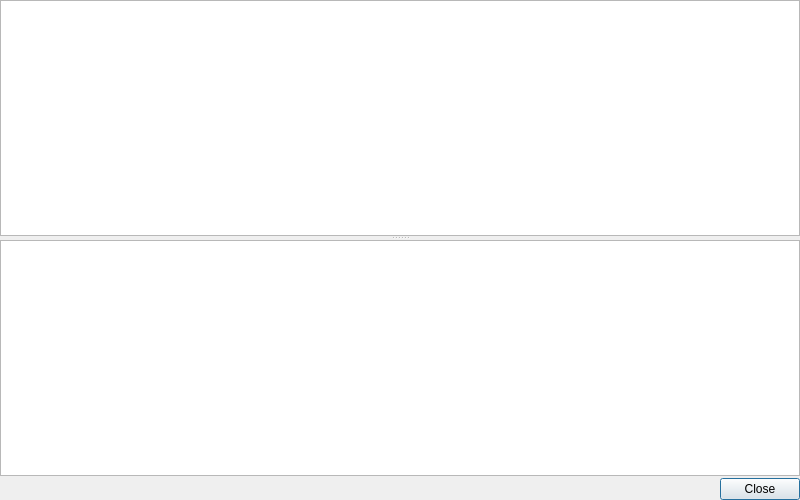
This is python/plugins/processing/ui/DlgHistory.ui in qgis/QGIS as Qt 5 draws it before an edit. The edited form follows.
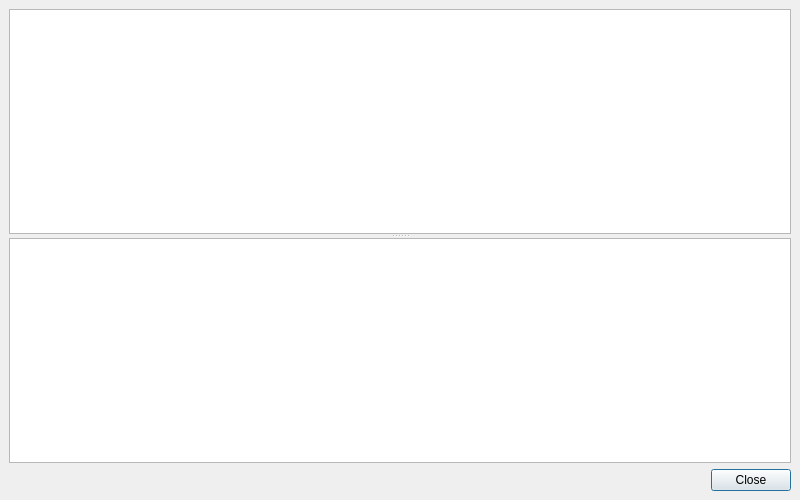
This is the edited form.

Diff of the .ui file:
```diff
--- a/python/plugins/processing/ui/DlgHistory.ui
+++ b/python/plugins/processing/ui/DlgHistory.ui
@@ -15,10 +15,10 @@
   </property>
   <layout class="QVBoxLayout" name="verticalLayout">
    <property name="spacing">
-    <number>2</number>
+    <number>6</number>
    </property>
    <property name="margin">
-    <number>0</number>
+    <number>9</number>
    </property>
    <item>
     <widget class="QSplitter" name="splitter">
```
